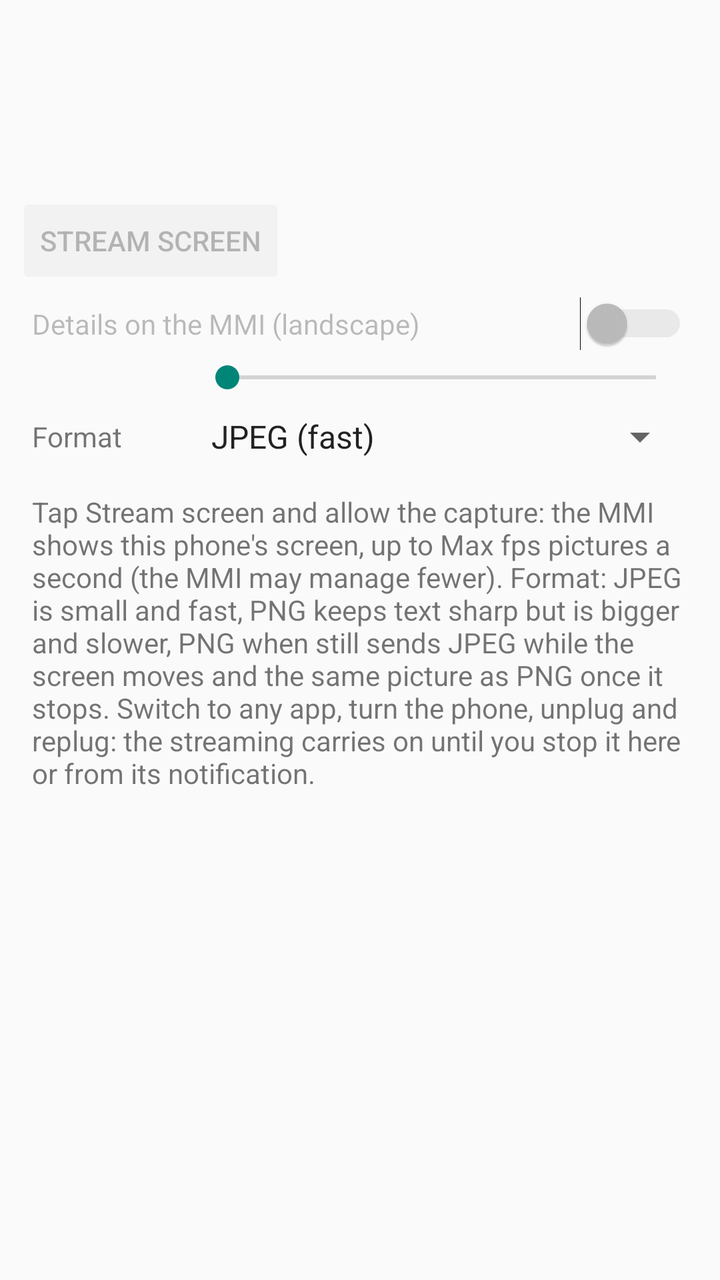
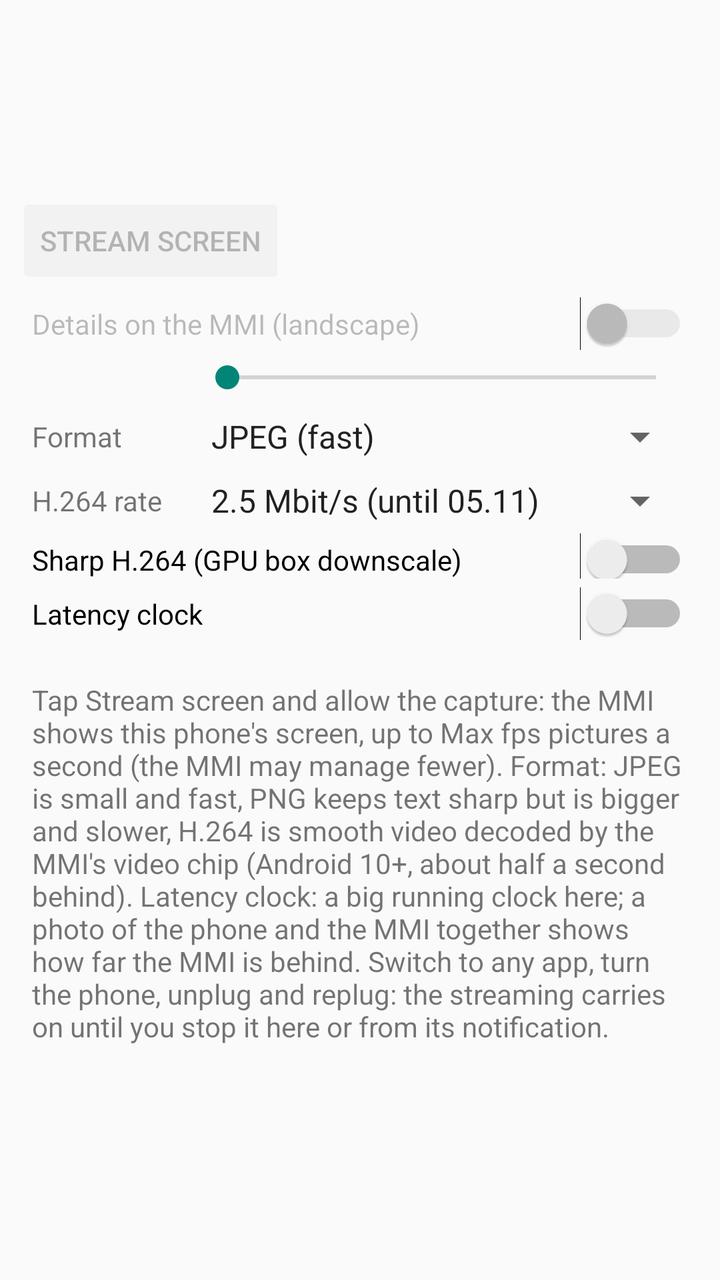

Before-and-after screenshots of an Android layout around one commit, followed by the original layout XML and the change that was made.
<!-- AndroidManifest.xml: application theme android:Theme.Material.Light.DarkActionBar -->
<!-- res/layout/activity_main.xml -->
<?xml version="1.0" encoding="utf-8"?>
<LinearLayout xmlns:android="http://schemas.android.com/apk/res/android"
    android:layout_width="match_parent"
    android:layout_height="match_parent"
    android:fitsSystemWindows="true"
    android:orientation="vertical">

    <TextView
        android:id="@+id/status"
        android:layout_width="match_parent"
        android:layout_height="wrap_content"
        android:padding="16dp"
        android:textSize="22sp"
        android:textStyle="bold" />

    <TextView
        android:id="@+id/detail"
        android:layout_width="match_parent"
        android:layout_height="wrap_content"
        android:paddingStart="16dp"
        android:paddingTop="8dp"
        android:paddingEnd="16dp"
        android:paddingBottom="8dp"
        android:textSize="14sp" />

    <LinearLayout
        android:layout_width="match_parent"
        android:layout_height="wrap_content"
        android:gravity="center_vertical"
        android:orientation="horizontal"
        android:paddingStart="8dp"
        android:paddingEnd="16dp">

        <Button
            android:id="@+id/stream"
            android:layout_width="wrap_content"
            android:layout_height="wrap_content"
            android:enabled="false"
            android:text="@string/stream_start" />

        <TextView
            android:id="@+id/video_status"
            android:layout_width="0dp"
            android:layout_height="wrap_content"
            android:layout_weight="1"
            android:paddingStart="8dp"
            android:textSize="13sp" />
    </LinearLayout>

    <Switch
        android:id="@+id/details"
        android:layout_width="match_parent"
        android:layout_height="wrap_content"
        android:enabled="false"
        android:paddingStart="16dp"
        android:paddingTop="8dp"
        android:paddingEnd="16dp"
        android:paddingBottom="8dp"
        android:text="@string/details" />

    <LinearLayout
        android:layout_width="match_parent"
        android:layout_height="wrap_content"
        android:gravity="center_vertical"
        android:orientation="horizontal"
        android:paddingStart="16dp"
        android:paddingEnd="16dp">

        <TextView
            android:id="@+id/fps_label"
            android:layout_width="wrap_content"
            android:layout_height="wrap_content"
            android:minEms="5"
            android:textSize="14sp" />

        <SeekBar
            android:id="@+id/fps"
            android:layout_width="0dp"
            android:layout_height="wrap_content"
            android:layout_weight="1" />
    </LinearLayout>

    <LinearLayout
        android:layout_width="match_parent"
        android:layout_height="wrap_content"
        android:gravity="center_vertical"
        android:orientation="horizontal"
        android:paddingStart="16dp"
        android:paddingTop="8dp"
        android:paddingEnd="16dp">

        <TextView
            android:layout_width="wrap_content"
            android:layout_height="wrap_content"
            android:minEms="5"
            android:text="@string/format"
            android:textSize="14sp" />

        <Spinner
            android:id="@+id/format"
            android:layout_width="0dp"
            android:layout_height="wrap_content"
            android:layout_weight="1"
            android:entries="@array/formats" />
    </LinearLayout>

    <TextView
        android:layout_width="match_parent"
        android:layout_height="wrap_content"
        android:padding="16dp"
        android:text="@string/how_to"
        android:textSize="14sp" />
</LinearLayout>
<!-- resources referenced by this layout -->
<resources>
  <string-array name="formats">
          <item>JPEG (fast)</item>
          <item>PNG (sharp, slower)</item>
          <item>PNG when still (JPEG while moving)</item>
      </string-array>
  <string name="details">Details on the MMI (landscape)</string>
  <string name="format">Format</string>
  <string name="how_to">Tap Stream screen and allow the capture: the MMI shows this phone\'s screen, up to Max fps pictures a second (the MMI may manage fewer). Format: JPEG is small and fast, PNG keeps text sharp but is bigger and slower, PNG when still sends JPEG while the screen moves and the same picture as PNG once it stops. Switch to any app, turn the phone, unplug and replug: the streaming carries on until you stop it here or from its notification.</string>
  <string name="stream_start">Stream screen</string>
</resources>

<!-- the commit's change to res/layout/activity_main.xml (unified diff, before → after) -->
@@ -1,8 +1,12 @@
 <?xml version="1.0" encoding="utf-8"?>
-<LinearLayout xmlns:android="http://schemas.android.com/apk/res/android"
+<ScrollView xmlns:android="http://schemas.android.com/apk/res/android"
     android:layout_width="match_parent"
     android:layout_height="match_parent"
-    android:fitsSystemWindows="true"
+    android:fitsSystemWindows="true">
+
+<LinearLayout
+    android:layout_width="match_parent"
+    android:layout_height="wrap_content"
     android:orientation="vertical">
 
     <TextView
@@ -22,6 +26,20 @@
         android:paddingEnd="16dp"
         android:paddingBottom="8dp"
         android:textSize="14sp" />
+
+    
+    <TextView
+        android:id="@+id/clock"
+        android:layout_width="match_parent"
+        android:layout_height="wrap_content"
+        android:background="#000000"
+        android:fontFamily="monospace"
+        android:gravity="center"
+        android:padding="8dp"
+        android:textColor="#FFEB3B"
+        android:textSize="64sp"
+        android:textStyle="bold"
+        android:visibility="gone" />
 
     <LinearLayout
         android:layout_width="match_parent"
@@ -104,6 +122,50 @@
             android:entries="@array/formats" />
     </LinearLayout>
 
+    <LinearLayout
+        android:layout_width="match_parent"
+        android:layout_height="wrap_content"
+        android:gravity="center_vertical"
+        android:orientation="horizontal"
+        android:paddingStart="16dp"
+        android:paddingTop="8dp"
+        android:paddingEnd="16dp">
+
+        <TextView
+            android:layout_width="wrap_content"
+            android:layout_height="wrap_content"
+            android:minEms="5"
+            android:text="@string/bit_rate"
+            android:textSize="14sp" />
+
+        <Spinner
+            android:id="@+id/bit_rate"
+            android:layout_width="0dp"
+            android:layout_height="wrap_content"
+            android:layout_weight="1"
+            android:entries="@array/bit_rates" />
+    </LinearLayout>
+
+    <Switch
+        android:id="@+id/sharp"
+        android:layout_width="match_parent"
+        android:layout_height="wrap_content"
+        android:paddingStart="16dp"
+        android:paddingTop="8dp"
+        android:paddingEnd="16dp"
+        android:text="@string/sharp" />
+
+    <Switch
+        android:id="@+id/clock_switch"
+        android:layout_width="match_parent"
+        android:layout_height="wrap_content"
+        android:paddingStart="16dp"
+        android:paddingTop="8dp"
+        android:paddingEnd="16dp"
+        android:paddingBottom="8dp"
+        android:text="@string/latency_clock" />
+
+
     <TextView
         android:layout_width="match_parent"
         android:layout_height="wrap_content"
@@ -111,3 +173,4 @@
         android:text="@string/how_to"
         android:textSize="14sp" />
 </LinearLayout>
+</ScrollView>
<!-- resource entries referenced after the edit -->
@@ -1,13 +1,22 @@
 <!-- resources referenced by this layout -->
 <resources>
+  <string-array name="bit_rates">
+          <item>2.5 Mbit/s (until 05.11)</item>
+          <item>4 Mbit/s</item>
+          <item>6 Mbit/s</item>
+          <item>8 Mbit/s</item>
+      </string-array>
   <string-array name="formats">
           <item>JPEG (fast)</item>
           <item>PNG (sharp, slower)</item>
-          <item>PNG when still (JPEG while moving)</item>
+          <item>H.264 (smooth video, MMI video chip)</item>
       </string-array>
+  <string name="bit_rate">H.264 rate</string>
   <string name="details">Details on the MMI (landscape)</string>
   <string name="format">Format</string>
-  <string name="how_to">Tap Stream screen and allow the capture: the MMI shows this phone\'s screen, up to Max fps pictures a second (the MMI may manage fewer). Format: JPEG is small and fast, PNG keeps text sharp but is bigger and slower, PNG when still sends JPEG while the screen moves and the same picture as PNG once it stops. Switch to any app, turn the phone, unplug and replug: the streaming carries on until you stop it here or from its notification.</string>
+  <string name="how_to">Tap Stream screen and allow the capture: the MMI shows this phone\'s screen, up to Max fps pictures a second (the MMI may manage fewer). Format: JPEG is small and fast, PNG keeps text sharp but is bigger and slower, H.264 is smooth video decoded by the MMI\'s video chip (Android 10+, about half a second behind). Latency clock: a big running clock here; a photo of the phone and the MMI together shows how far the MMI is behind. Switch to any app, turn the phone, unplug and replug: the streaming carries on until you stop it here or from its notification.</string>
+  <string name="latency_clock">Latency clock</string>
+  <string name="sharp">Sharp H.264 (GPU box downscale)</string>
   <string name="stream_start">Stream screen</string>
 </resources>
 
